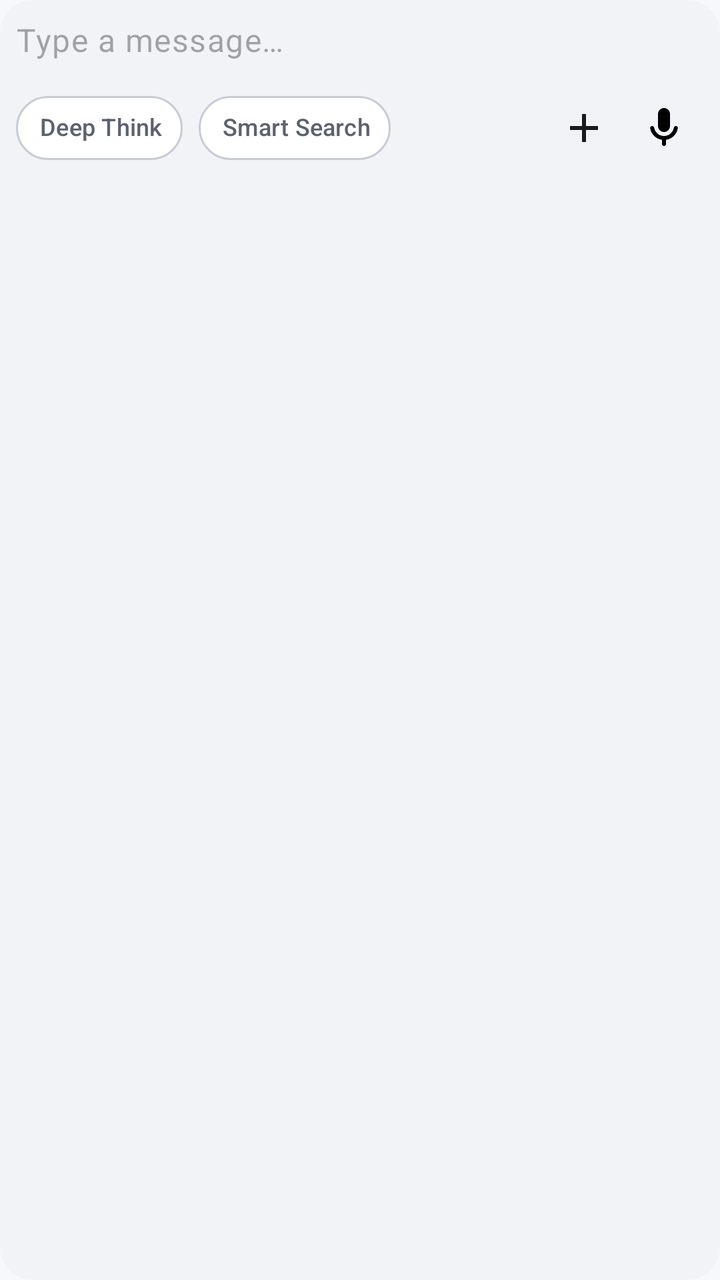
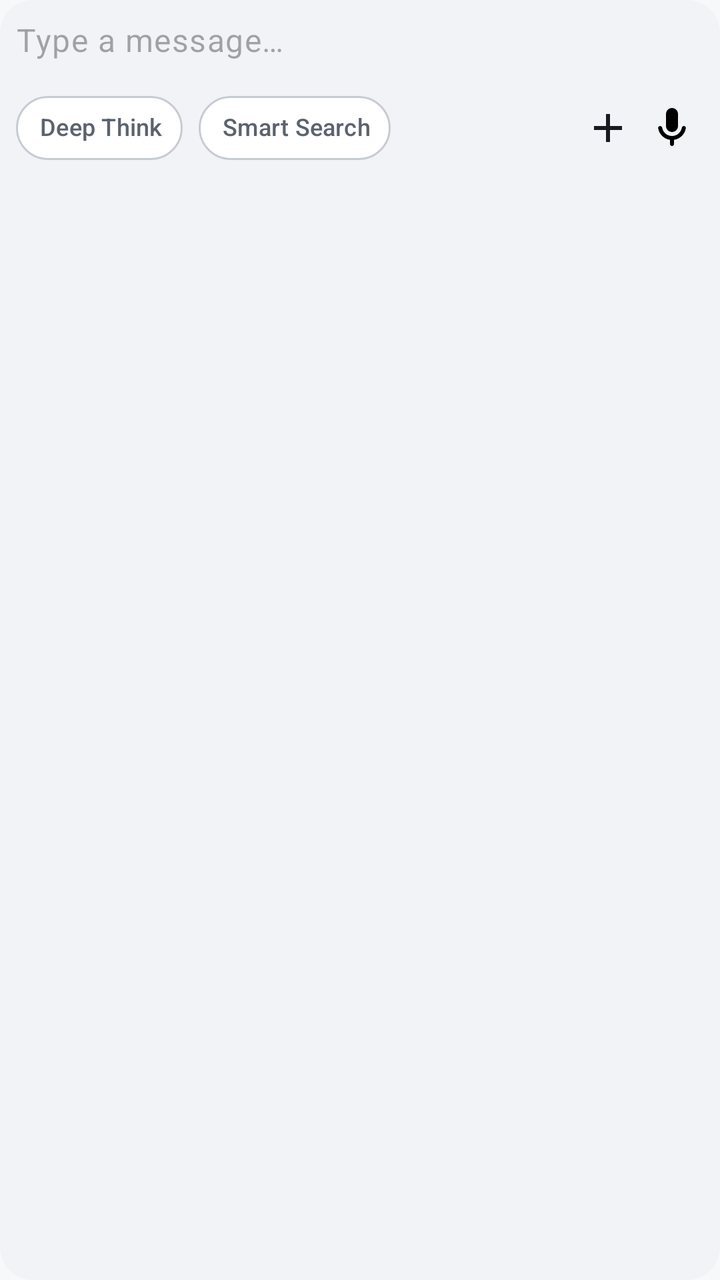

Two renders of the same Android screen: before a commit and after it. Below are the layout's source before the change and the commit's diff.
<!-- AndroidManifest.xml: application theme Theme.MyApplication -->
<!-- res/layout/view_chat_input_box.xml -->
<?xml version="1.0" encoding="utf-8"?>
<com.google.android.material.card.MaterialCardView xmlns:android="http://schemas.android.com/apk/res/android"
    xmlns:app="http://schemas.android.com/apk/res-auto"
    android:layout_width="match_parent"
    android:layout_height="wrap_content"
    app:cardCornerRadius="16dp"
    app:cardElevation="0dp"
    app:strokeWidth="0dp"
    app:cardBackgroundColor="?attr/colorSurfaceContainer">

    <LinearLayout
        android:layout_width="match_parent"
        android:layout_height="wrap_content"
        android:orientation="vertical"
        android:padding="8dp">

        
        <androidx.recyclerview.widget.RecyclerView
            android:id="@+id/rvAttachments"
            android:layout_width="match_parent"
            android:layout_height="wrap_content"
            android:visibility="gone"
            android:clipToPadding="false"
            android:paddingStart="8dp"
            android:paddingEnd="8dp" />

        
        <FrameLayout
            android:id="@+id/firstRowContainer"
            android:layout_width="match_parent"
            android:layout_height="wrap_content">

            
            <com.google.android.material.textfield.TextInputLayout
                android:id="@+id/inputLayout"
                style="@style/Widget.Material3.TextInputLayout.OutlinedBox"
                android:layout_width="match_parent"
                android:layout_height="wrap_content"
                app:boxBackgroundMode="none"
                app:boxStrokeWidth="0dp"
                app:boxStrokeWidthFocused="0dp"
                app:hintEnabled="false">

                <com.google.android.material.textfield.TextInputEditText
                    android:id="@+id/inputText"
                    android:layout_width="match_parent"
                    android:layout_height="wrap_content"
                    android:minHeight="24dp"
                    android:paddingStart="0dp"
                    android:paddingEnd="0dp"
                    android:paddingTop="0dp"
                    android:paddingBottom="0dp"
                    android:hint="@string/chat_input_hint"
                    android:inputType="text"
                    android:maxLines="1"
                    android:imeOptions="actionSend"
                    android:scrollbars="none"
                    android:textAppearance="@style/TextAppearance.DoDroid.BodyLarge" />

            </com.google.android.material.textfield.TextInputLayout>

            
            <TextView
                android:id="@+id/voiceHint"
                android:layout_width="match_parent"
                android:layout_height="48dp"
                android:gravity="center"
                android:text="@string/voice_hold_to_speak"
                android:textAppearance="@style/TextAppearance.DoDroid.BodyLarge"
                android:background="@drawable/bg_voice_hint"
                android:visibility="gone" />

        </FrameLayout>

        
        <LinearLayout
            android:layout_width="match_parent"
            android:layout_height="wrap_content"
            android:layout_marginTop="8dp"
            android:orientation="horizontal"
            android:gravity="center_vertical">

            <com.google.android.material.chip.Chip
                android:id="@+id/btnThink"
                style="@style/Widget.DoDroid.Chip.Filter"
                android:layout_width="wrap_content"
                android:layout_height="wrap_content"
                android:checkable="true"
                android:textSize="12sp"
                android:text="@string/deep_think"
                app:chipStartPadding="4dp"
                app:chipEndPadding="4dp"
                app:chipIcon="@drawable/ic_think"
                app:chipIconSize="16dp" />

            <com.google.android.material.chip.Chip
                android:id="@+id/btnWebSearch"
                style="@style/Widget.DoDroid.Chip.Filter"
                android:layout_width="wrap_content"
                android:layout_height="wrap_content"
                android:layout_marginStart="8dp"
                android:checkable="true"
                android:textSize="12sp"
                android:text="@string/web_search"
                app:chipStartPadding="4dp"
                app:chipEndPadding="4dp"
                app:chipIcon="@drawable/ic_web_search"
                app:chipIconSize="16dp" />

            <View
                android:layout_width="0dp"
                android:layout_height="0dp"
                android:layout_weight="1" />

            <ImageButton
                android:id="@+id/btnAdd"
                android:layout_width="40dp"
                android:layout_height="40dp"
                android:background="?attr/selectableItemBackgroundBorderless"
                android:src="@drawable/ic_add"
                android:contentDescription="@string/add"
                android:scaleType="centerInside" />

            <ImageButton
                android:id="@+id/btnModeSwitch"
                android:layout_width="40dp"
                android:layout_height="40dp"
                android:background="?attr/selectableItemBackgroundBorderless"
                android:src="@drawable/ic_mic"
                android:contentDescription="@string/switch_mode"
                android:scaleType="centerInside" />

            <ImageButton
                android:id="@+id/btnSend"
                android:layout_width="40dp"
                android:layout_height="40dp"
                android:layout_marginStart="8dp"
                android:background="@drawable/bg_send_button"
                android:padding="10dp"
                android:src="@drawable/ic_send"
                android:contentDescription="@string/send"
                android:scaleType="fitCenter"
                android:visibility="gone" />

        </LinearLayout>

    </LinearLayout>

</com.google.android.material.card.MaterialCardView>
<!-- resources referenced by this layout -->
<resources>
  <!-- drawable bg_send_button (drawable) -->
  <?xml version="1.0" encoding="utf-8"?>
  <shape xmlns:android="http://schemas.android.com/apk/res/android"
      android:shape="oval">
      <solid android:color="?attr/colorPrimary" />
      <size android:width="36dp" android:height="36dp" />
  </shape>
  <!-- drawable bg_voice_hint (drawable) -->
  <?xml version="1.0" encoding="utf-8"?>
  <shape xmlns:android="http://schemas.android.com/apk/res/android"
      android:shape="rectangle">
      <solid android:color="?attr/colorSurface" />
      <corners android:radius="12dp" />
  </shape>
  <!-- drawable ic_add (drawable) -->
  <?xml version="1.0" encoding="utf-8"?>
  <vector xmlns:android="http://schemas.android.com/apk/res/android"
      android:width="24dp"
      android:height="24dp"
      android:viewportWidth="24"
      android:viewportHeight="24"
      android:tint="?attr/colorOnSurface">
      <path
          android:fillColor="@android:color/white"
          android:pathData="M19,13h-6v6h-2v-6H5v-2h6V5h2v6h6v2z"/>
  </vector>
  <!-- drawable ic_send (drawable) -->
  <?xml version="1.0" encoding="utf-8"?>
  <vector xmlns:android="http://schemas.android.com/apk/res/android"
      android:width="24dp"
      android:height="24dp"
      android:viewportWidth="24"
      android:viewportHeight="24"
      android:tint="?attr/colorOnPrimary">
      <path
          android:fillColor="@android:color/white"
          android:pathData="M2.01,21L23,12 2.01,3 2,10l15,2 -15,2z" />
  </vector>
  <!-- drawable ic_think (drawable) -->
  <?xml version="1.0" encoding="utf-8"?>
  <vector xmlns:android="http://schemas.android.com/apk/res/android"
      android:width="24dp"
      android:height="24dp"
      android:viewportWidth="24"
      android:viewportHeight="24"
      android:tint="?attr/colorOnSurface">
      <path
          android:fillColor="@android:color/white"
          android:pathData="M12,2C6.48,2 2,6.48 2,12s4.48,10 10,10 10,-4.48 10,-10S17.52,2 12,2zM12,20c-4.41,0 -8,-3.59 -8,-8s3.59,-8 8,-8 8,3.59 8,8 -3.59,8 -8,8zM12.5,7H11v6l5.25,3.15 0.75,-1.23 -4.5,-2.67z"/>
  </vector>
  <string name="add">Add</string>
  <string name="chat_input_hint">Type a message…</string>
  <string name="deep_think">Deep Think</string>
  <string name="send">Send</string>
  <string name="switch_mode">Switch Mode</string>
  <string name="voice_hold_to_speak">Hold to speak</string>
  <string name="web_search">Smart Search</string>
  <style name="TextAppearance.DoDroid.BodyLarge" parent="TextAppearance.Material3.BodyLarge">
          <item name="android:textColor">?attr/colorOnSurface</item>
      </style>
  <style name="Widget.DoDroid.Chip.Filter" parent="Widget.Material3.Chip.Filter">
          <item name="chipCornerRadius">999dp</item>
          <item name="android:textAppearance">@style/TextAppearance.DoDroid.LabelLarge</item>
      </style>
  <style name="TextAppearance.DoDroid.LabelLarge" parent="TextAppearance.Material3.LabelLarge">
          <item name="android:textColor">?attr/colorOnSurface</item>
      </style>
  <color name="m3_primary">#4C5FD5</color>
  <color name="m3_on_primary">#FFFFFF</color>
  <color name="m3_primary_container">#DDE2FF</color>
  <color name="m3_on_primary_container">#101A44</color>
  <color name="m3_secondary">#5A5F6B</color>
  <color name="m3_on_secondary">#FFFFFF</color>
  <color name="m3_background">#F7F8FA</color>
  <color name="m3_on_background">#171A1F</color>
  <color name="m3_surface">#FFFFFF</color>
  <color name="m3_on_surface">#171A1F</color>
  <color name="m3_surface_container">#F1F3F7</color>
  <color name="m3_on_surface_variant">#5B6270</color>
  <color name="m3_surface_container_high">#E9ECF2</color>
  <color name="m3_outline">#C6CBD4</color>
  <color name="m3_outline_variant">#E1E4EA</color>
  <color name="m3_error">#BA1A1A</color>
  <color name="m3_success">#1E8E5A</color>
  <color name="m3_warning">#B26A00</color>
  <!-- unchanged entries left out for length: 3 -->
</resources>

<!-- the commit's change to res/layout/view_chat_input_box.xml (unified diff, before → after) -->
@@ -114,8 +114,8 @@
 
             <ImageButton
                 android:id="@+id/btnAdd"
-                android:layout_width="40dp"
-                android:layout_height="40dp"
+                android:layout_width="32dp"
+                android:layout_height="32dp"
                 android:background="?attr/selectableItemBackgroundBorderless"
                 android:src="@drawable/ic_add"
                 android:contentDescription="@string/add"
@@ -123,8 +123,8 @@
 
             <ImageButton
                 android:id="@+id/btnModeSwitch"
-                android:layout_width="40dp"
-                android:layout_height="40dp"
+                android:layout_width="32dp"
+                android:layout_height="32dp"
                 android:background="?attr/selectableItemBackgroundBorderless"
                 android:src="@drawable/ic_mic"
                 android:contentDescription="@string/switch_mode"
@@ -132,11 +132,11 @@
 
             <ImageButton
                 android:id="@+id/btnSend"
-                android:layout_width="40dp"
-                android:layout_height="40dp"
+                android:layout_width="32dp"
+                android:layout_height="32dp"
                 android:layout_marginStart="8dp"
                 android:background="@drawable/bg_send_button"
-                android:padding="10dp"
+                android:padding="8dp"
                 android:src="@drawable/ic_send"
                 android:contentDescription="@string/send"
                 android:scaleType="fitCenter"
